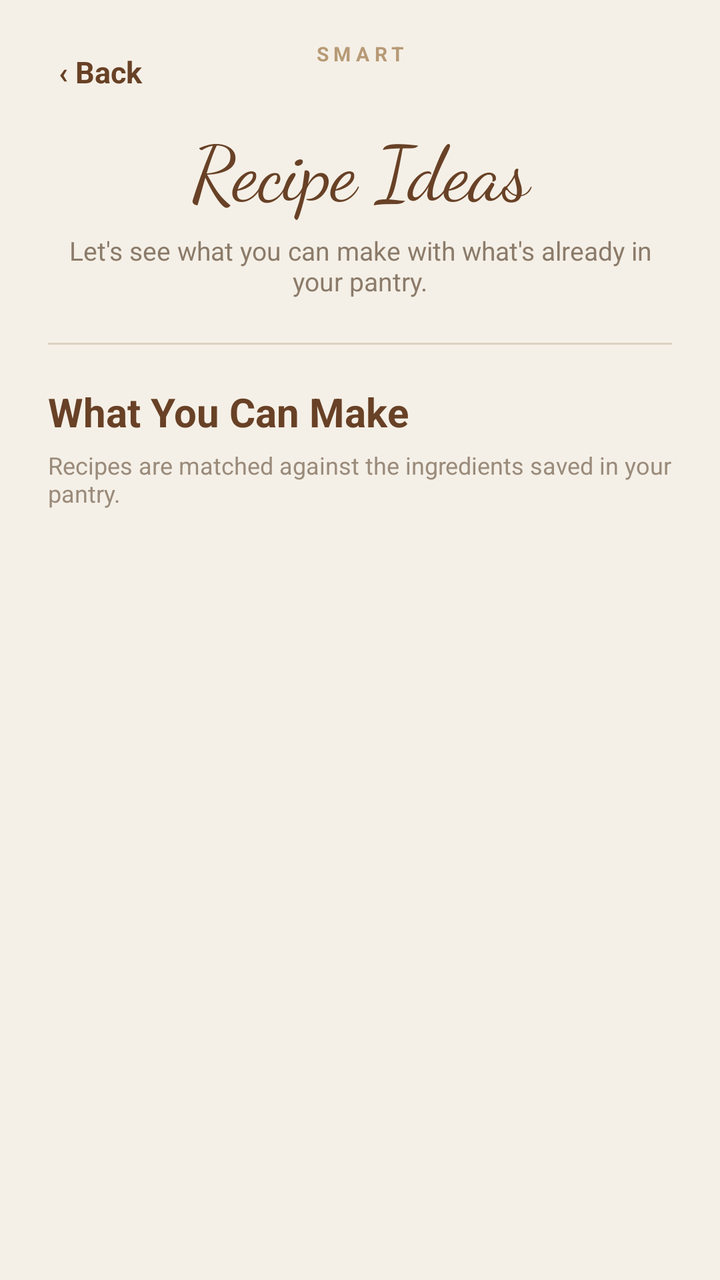
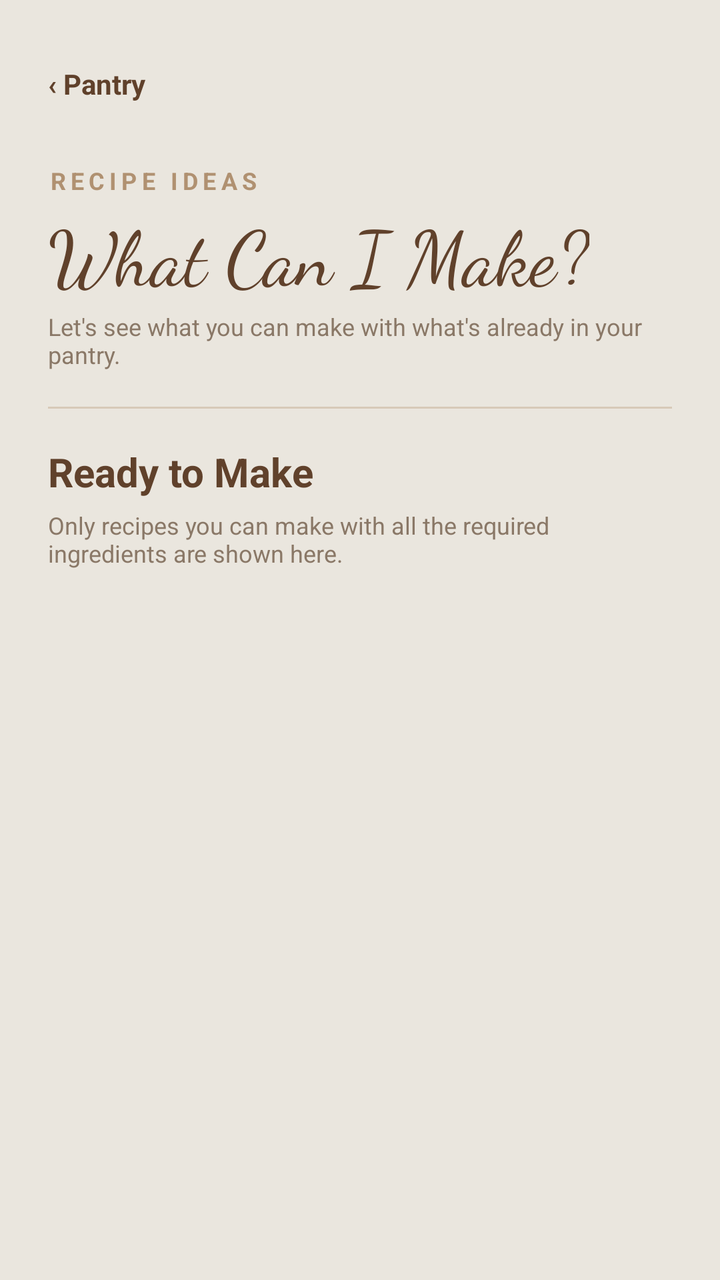

The first picture is an Android layout as it rendered before a commit; the second is the same layout after the commit. The layout source and the unified diff follow.
<!-- AndroidManifest.xml: application theme Theme.SmartPanrtyManager -->
<!-- res/layout/activity_recipe_recommendations.xml -->
<?xml version="1.0" encoding="utf-8"?>
<androidx.constraintlayout.widget.ConstraintLayout
    xmlns:android="http://schemas.android.com/apk/res/android"
    xmlns:app="http://schemas.android.com/apk/res-auto"
    android:layout_width="match_parent"
    android:layout_height="match_parent"
    android:background="#F5F0E7">

    
    <TextView
        android:id="@+id/tvBack"
        android:layout_width="wrap_content"
        android:layout_height="48dp"
        android:layout_marginStart="18dp"
        android:layout_marginTop="12dp"
        android:gravity="center"
        android:minWidth="70dp"
        android:paddingStart="6dp"
        android:paddingEnd="12dp"
        android:text="‹ Back"
        android:textColor="#684126"
        android:textSize="15sp"
        android:textStyle="bold"
        android:clickable="true"
        android:focusable="true"
        app:layout_constraintStart_toStartOf="parent"
        app:layout_constraintTop_toTopOf="parent" />

    
    <TextView
        android:id="@+id/tvSmart"
        android:layout_width="wrap_content"
        android:layout_height="wrap_content"
        android:layout_marginTop="20dp"
        android:letterSpacing="0.25"
        android:text="SMART"
        android:textColor="#B79A76"
        android:textSize="10sp"
        android:textStyle="bold"
        app:layout_constraintEnd_toEndOf="parent"
        app:layout_constraintStart_toStartOf="parent"
        app:layout_constraintTop_toTopOf="parent" />

    
    <TextView
        android:id="@+id/tvRecipeTitle"
        android:layout_width="0dp"
        android:layout_height="wrap_content"
        android:layout_marginStart="24dp"
        android:layout_marginTop="24dp"
        android:layout_marginEnd="24dp"
        android:fontFamily="cursive"
        android:gravity="center"
        android:text="Recipe Ideas"
        android:textColor="#684126"
        android:textSize="38sp"
        app:layout_constraintEnd_toEndOf="parent"
        app:layout_constraintStart_toStartOf="parent"
        app:layout_constraintTop_toBottomOf="@id/tvSmart" />

    
    <TextView
        android:id="@+id/tvRecipeSubtitle"
        android:layout_width="0dp"
        android:layout_height="wrap_content"
        android:layout_marginStart="30dp"
        android:layout_marginTop="6dp"
        android:layout_marginEnd="30dp"
        android:gravity="center"
        android:text="Let's see what you can make with what's already in your pantry."
        android:textColor="#8B7B6A"
        android:textSize="13sp"
        app:layout_constraintEnd_toEndOf="parent"
        app:layout_constraintStart_toStartOf="parent"
        app:layout_constraintTop_toBottomOf="@id/tvRecipeTitle" />

    
    <View
        android:id="@+id/divider"
        android:layout_width="0dp"
        android:layout_height="1dp"
        android:layout_marginStart="24dp"
        android:layout_marginTop="22dp"
        android:layout_marginEnd="24dp"
        android:background="#DDD2C1"
        app:layout_constraintEnd_toEndOf="parent"
        app:layout_constraintStart_toStartOf="parent"
        app:layout_constraintTop_toBottomOf="@id/tvRecipeSubtitle" />

    
    <TextView
        android:id="@+id/tvRecommendationsHeading"
        android:layout_width="0dp"
        android:layout_height="wrap_content"
        android:layout_marginStart="24dp"
        android:layout_marginTop="20dp"
        android:layout_marginEnd="24dp"
        android:text="What You Can Make"
        android:textColor="#684126"
        android:textSize="20sp"
        android:textStyle="bold"
        app:layout_constraintEnd_toEndOf="parent"
        app:layout_constraintStart_toStartOf="parent"
        app:layout_constraintTop_toBottomOf="@id/divider" />

    
    <TextView
        android:id="@+id/tvRecommendationsDescription"
        android:layout_width="0dp"
        android:layout_height="wrap_content"
        android:layout_marginStart="24dp"
        android:layout_marginTop="5dp"
        android:layout_marginEnd="24dp"
        android:text="Recipes are matched against the ingredients saved in your pantry."
        android:textColor="#9A8B7B"
        android:textSize="12sp"
        app:layout_constraintEnd_toEndOf="parent"
        app:layout_constraintStart_toStartOf="parent"
        app:layout_constraintTop_toBottomOf="@id/tvRecommendationsHeading" />

    
    <androidx.recyclerview.widget.RecyclerView
        android:id="@+id/recyclerViewRecipes"
        android:layout_width="0dp"
        android:layout_height="0dp"
        android:layout_marginStart="24dp"
        android:layout_marginTop="16dp"
        android:layout_marginEnd="24dp"
        android:layout_marginBottom="20dp"
        android:clipToPadding="false"
        android:paddingBottom="12dp"
        app:layout_constraintBottom_toBottomOf="parent"
        app:layout_constraintEnd_toEndOf="parent"
        app:layout_constraintStart_toStartOf="parent"
        app:layout_constraintTop_toBottomOf="@id/tvRecommendationsDescription" />

    
    <androidx.cardview.widget.CardView
        android:id="@+id/cardNoRecipes"
        android:layout_width="0dp"
        android:layout_height="wrap_content"
        android:layout_marginStart="24dp"
        android:layout_marginTop="30dp"
        android:layout_marginEnd="24dp"
        android:visibility="gone"
        app:cardBackgroundColor="#EDE2CC"
        app:cardCornerRadius="14dp"
        app:cardElevation="0dp"
        app:layout_constraintEnd_toEndOf="parent"
        app:layout_constraintStart_toStartOf="parent"
        app:layout_constraintTop_toBottomOf="@id/tvRecommendationsDescription">

        <LinearLayout
            android:layout_width="match_parent"
            android:layout_height="wrap_content"
            android:gravity="center"
            android:orientation="vertical"
            android:padding="28dp">

            <TextView
                android:layout_width="wrap_content"
                android:layout_height="wrap_content"
                android:text="Nothing on the menu yet"
                android:textColor="#684126"
                android:textSize="17sp"
                android:textStyle="bold" />

            <TextView
                android:layout_width="match_parent"
                android:layout_height="wrap_content"
                android:layout_marginTop="8dp"
                android:gravity="center"
                android:text="Add a few more ingredients to your pantry and come back for recipe ideas."
                android:textColor="#8B7B6A"
                android:textSize="13sp" />

        </LinearLayout>

    </androidx.cardview.widget.CardView>

</androidx.constraintlayout.widget.ConstraintLayout>
<!-- resources referenced by this layout -->
<resources>
  <style name="Theme.SmartPanrtyManager" parent="Base.Theme.SmartPanrtyManager" />
  <style name="Base.Theme.SmartPanrtyManager" parent="Theme.Material3.DayNight.NoActionBar">
          
          
      </style>
</resources>

<!-- the commit's change to res/layout/activity_recipe_recommendations.xml (unified diff, before → after) -->
@@ -2,74 +2,66 @@
 <androidx.constraintlayout.widget.ConstraintLayout
     xmlns:android="http://schemas.android.com/apk/res/android"
     xmlns:app="http://schemas.android.com/apk/res-auto"
+    xmlns:tools="http://schemas.android.com/tools"
     android:layout_width="match_parent"
     android:layout_height="match_parent"
-    android:background="#F5F0E7">
+    android:background="#EAE6DE"
+    android:paddingStart="24dp"
+    android:paddingEnd="24dp"
+    tools:context=".RecipeRecommendationsActivity">
 
     
     <TextView
         android:id="@+id/tvBack"
-        android:layout_width="wrap_content"
+        android:layout_width="110dp"
         android:layout_height="48dp"
-        android:layout_marginStart="18dp"
-        android:layout_marginTop="12dp"
-        android:gravity="center"
-        android:minWidth="70dp"
-        android:paddingStart="6dp"
-        android:paddingEnd="12dp"
-        android:text="‹ Back"
-        android:textColor="#684126"
-        android:textSize="15sp"
-        android:textStyle="bold"
+        android:layout_marginTop="18dp"
         android:clickable="true"
         android:focusable="true"
+        android:gravity="center_vertical"
+        android:text="‹ Pantry"
+        android:textColor="#60412B"
+        android:textSize="14sp"
+        android:textStyle="bold"
         app:layout_constraintStart_toStartOf="parent"
         app:layout_constraintTop_toTopOf="parent" />
 
     
     <TextView
-        android:id="@+id/tvSmart"
+        android:id="@+id/tvIdeasLabel"
         android:layout_width="wrap_content"
         android:layout_height="wrap_content"
-        android:layout_marginTop="20dp"
-        android:letterSpacing="0.25"
-        android:text="SMART"
-        android:textColor="#B79A76"
-        android:textSize="10sp"
+        android:layout_marginTop="16dp"
+        android:letterSpacing="0.20"
+        android:text="RECIPE IDEAS"
+        android:textColor="#B09171"
+        android:textSize="12sp"
         android:textStyle="bold"
-        app:layout_constraintEnd_toEndOf="parent"
-        app:layout_constraintStart_toStartOf="parent"
-        app:layout_constraintTop_toTopOf="parent" />
+        app:layout_constraintStart_toStartOf="parent"
+        app:layout_constraintTop_toBottomOf="@id/tvBack" />
 
     
     <TextView
         android:id="@+id/tvRecipeTitle"
-        android:layout_width="0dp"
-        android:layout_height="wrap_content"
-        android:layout_marginStart="24dp"
-        android:layout_marginTop="24dp"
-        android:layout_marginEnd="24dp"
+        android:layout_width="wrap_content"
+        android:layout_height="wrap_content"
+        android:layout_marginTop="2dp"
         android:fontFamily="cursive"
-        android:gravity="center"
-        android:text="Recipe Ideas"
-        android:textColor="#684126"
+        android:text="What Can I Make?"
+        android:textColor="#60412B"
         android:textSize="38sp"
-        app:layout_constraintEnd_toEndOf="parent"
-        app:layout_constraintStart_toStartOf="parent"
-        app:layout_constraintTop_toBottomOf="@id/tvSmart" />
+        app:layout_constraintStart_toStartOf="parent"
+        app:layout_constraintTop_toBottomOf="@id/tvIdeasLabel" />
 
     
     <TextView
         android:id="@+id/tvRecipeSubtitle"
         android:layout_width="0dp"
         android:layout_height="wrap_content"
-        android:layout_marginStart="30dp"
-        android:layout_marginTop="6dp"
-        android:layout_marginEnd="30dp"
-        android:gravity="center"
+        android:layout_marginTop="2dp"
         android:text="Let's see what you can make with what's already in your pantry."
-        android:textColor="#8B7B6A"
-        android:textSize="13sp"
+        android:textColor="#8A7867"
+        android:textSize="12sp"
         app:layout_constraintEnd_toEndOf="parent"
         app:layout_constraintStart_toStartOf="parent"
         app:layout_constraintTop_toBottomOf="@id/tvRecipeTitle" />
@@ -79,10 +71,8 @@
         android:id="@+id/divider"
         android:layout_width="0dp"
         android:layout_height="1dp"
-        android:layout_marginStart="24dp"
-        android:layout_marginTop="22dp"
-        android:layout_marginEnd="24dp"
-        android:background="#DDD2C1"
+        android:layout_marginTop="18dp"
+        android:background="#D7C9B8"
         app:layout_constraintEnd_toEndOf="parent"
         app:layout_constraintStart_toStartOf="parent"
         app:layout_constraintTop_toBottomOf="@id/tvRecipeSubtitle" />
@@ -90,16 +80,13 @@
     
     <TextView
         android:id="@+id/tvRecommendationsHeading"
-        android:layout_width="0dp"
-        android:layout_height="wrap_content"
-        android:layout_marginStart="24dp"
-        android:layout_marginTop="20dp"
-        android:layout_marginEnd="24dp"
-        android:text="What You Can Make"
-        android:textColor="#684126"
+        android:layout_width="wrap_content"
+        android:layout_height="wrap_content"
+        android:layout_marginTop="18dp"
+        android:text="Ready to Make"
+        android:textColor="#60412B"
         android:textSize="20sp"
         android:textStyle="bold"
-        app:layout_constraintEnd_toEndOf="parent"
         app:layout_constraintStart_toStartOf="parent"
         app:layout_constraintTop_toBottomOf="@id/divider" />
 
@@ -108,11 +95,9 @@
         android:id="@+id/tvRecommendationsDescription"
         android:layout_width="0dp"
         android:layout_height="wrap_content"
-        android:layout_marginStart="24dp"
         android:layout_marginTop="5dp"
-        android:layout_marginEnd="24dp"
-        android:text="Recipes are matched against the ingredients saved in your pantry."
-        android:textColor="#9A8B7B"
+        android:text="Only recipes you can make with all the required ingredients are shown here."
+        android:textColor="#8A7867"
         android:textSize="12sp"
         app:layout_constraintEnd_toEndOf="parent"
         app:layout_constraintStart_toStartOf="parent"
@@ -123,25 +108,21 @@
         android:id="@+id/recyclerViewRecipes"
         android:layout_width="0dp"
         android:layout_height="0dp"
-        android:layout_marginStart="24dp"
-        android:layout_marginTop="16dp"
-        android:layout_marginEnd="24dp"
-        android:layout_marginBottom="20dp"
+        android:layout_marginTop="14dp"
         android:clipToPadding="false"
-        android:paddingBottom="12dp"
+        android:paddingBottom="24dp"
         app:layout_constraintBottom_toBottomOf="parent"
         app:layout_constraintEnd_toEndOf="parent"
         app:layout_constraintStart_toStartOf="parent"
-        app:layout_constraintTop_toBottomOf="@id/tvRecommendationsDescription" />
+        app:layout_constraintTop_toBottomOf="@id/tvRecommendationsDescription"
+        tools:listitem="@layout/item_recipe" />
 
     
     <androidx.cardview.widget.CardView
         android:id="@+id/cardNoRecipes"
         android:layout_width="0dp"
         android:layout_height="wrap_content"
-        android:layout_marginStart="24dp"
-        android:layout_marginTop="30dp"
-        android:layout_marginEnd="24dp"
+        android:layout_marginTop="24dp"
         android:visibility="gone"
         app:cardBackgroundColor="#EDE2CC"
         app:cardCornerRadius="14dp"
@@ -161,7 +142,7 @@
                 android:layout_width="wrap_content"
                 android:layout_height="wrap_content"
                 android:text="Nothing on the menu yet"
-                android:textColor="#684126"
+                android:textColor="#60412B"
                 android:textSize="17sp"
                 android:textStyle="bold" />
 
@@ -170,8 +151,8 @@
                 android:layout_height="wrap_content"
                 android:layout_marginTop="8dp"
                 android:gravity="center"
-                android:text="Add a few more ingredients to your pantry and come back for recipe ideas."
-                android:textColor="#8B7B6A"
+                android:text="You don't currently have all the required ingredients for any recipe. Add more ingredients to your pantry and try again."
+                android:textColor="#8A7867"
                 android:textSize="13sp" />
 
         </LinearLayout>
@@ -179,3 +160,113 @@
     </androidx.cardview.widget.CardView>
 
 </androidx.constraintlayout.widget.ConstraintLayout>
+<!-- res/layout/item_recipe.xml (included above) -->
+<?xml version="1.0" encoding="utf-8"?>
+<androidx.cardview.widget.CardView
+    xmlns:android="http://schemas.android.com/apk/res/android"
+    xmlns:app="http://schemas.android.com/apk/res-auto"
+    android:layout_width="match_parent"
+    android:layout_height="wrap_content"
+    android:layout_marginBottom="16dp"
+    android:foreground="?attr/selectableItemBackground"
+    android:clickable="true"
+    android:focusable="true"
+    app:cardBackgroundColor="#E5DDC9"
+    app:cardCornerRadius="20dp"
+    app:cardElevation="0dp">
+
+    <LinearLayout
+        android:layout_width="match_parent"
+        android:layout_height="wrap_content"
+        android:orientation="vertical"
+        android:padding="20dp">
+
+        
+
+        <TextView
+            android:id="@+id/tvRecipeName"
+            android:layout_width="match_parent"
+            android:layout_height="wrap_content"
+            android:text="Recipe Name"
+            android:textColor="#60412B"
+            android:textSize="20sp"
+            android:textStyle="bold" />
+
+        
+
+        <TextView
+            android:id="@+id/tvRecipeStatus"
+            android:layout_width="wrap_content"
+            android:layout_height="wrap_content"
+            android:layout_marginTop="10dp"
+            android:background="#D4C7A5"
+            android:paddingStart="10dp"
+            android:paddingTop="5dp"
+            android:paddingEnd="10dp"
+            android:paddingBottom="5dp"
+            android:text="CAN MAKE NOW"
+            android:textColor="#60412B"
+            android:textSize="11sp"
+            android:textStyle="bold" />
+
+        
+
+        <TextView
+            android:id="@+id/tvRecipeMatch"
+            android:layout_width="match_parent"
+            android:layout_height="wrap_content"
+            android:layout_marginTop="12dp"
+            android:text="3 of 3 ingredients available • 100% match"
+            android:textColor="#60412B"
+            android:textSize="14sp"
+            android:textStyle="bold" />
+
+        
+
+        <TextView
+            android:id="@+id/tvMissingIngredients"
+            android:layout_width="match_parent"
+            android:layout_height="wrap_content"
+            android:layout_marginTop="6dp"
+            android:text="Missing: Tomato"
+            android:textColor="#9A654C"
+            android:textSize="13sp"
+            android:visibility="gone" />
+
+        
+
+        <View
+            android:layout_width="match_parent"
+            android:layout_height="1dp"
+            android:layout_marginTop="14dp"
+            android:background="#D2C5B1" />
+
+        
+
+        <TextView
+            android:id="@+id/tvRecipeInstructions"
+            android:layout_width="match_parent"
+            android:layout_height="wrap_content"
+            android:layout_marginTop="12dp"
+            android:ellipsize="end"
+            android:lineSpacingExtra="3dp"
+            android:maxLines="3"
+            android:text="Recipe instructions will appear here."
+            android:textColor="#8A7867"
+            android:textSize="14sp" />
+
+        
+
+        <TextView
+            android:layout_width="match_parent"
+            android:layout_height="wrap_content"
+            android:layout_marginTop="12dp"
+            android:gravity="end"
+            android:text="View Recipe  ›"
+            android:textColor="#60412B"
+            android:textSize="13sp"
+            android:textStyle="bold" />
+
+    </LinearLayout>
+
+</androidx.cardview.widget.CardView>
